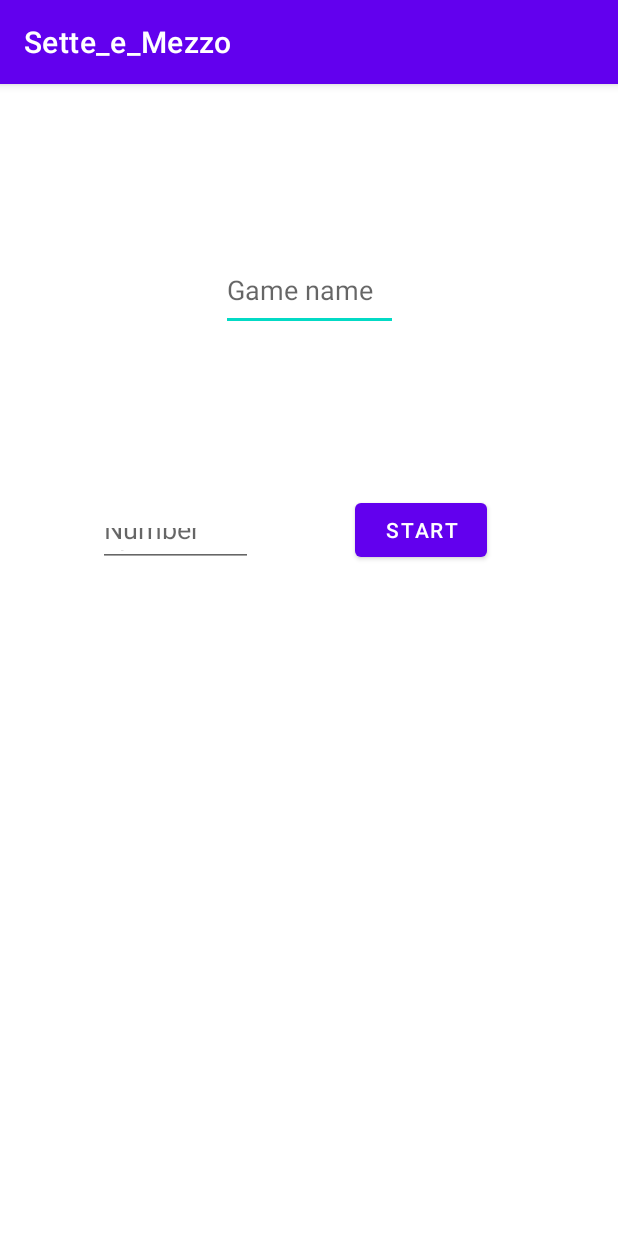
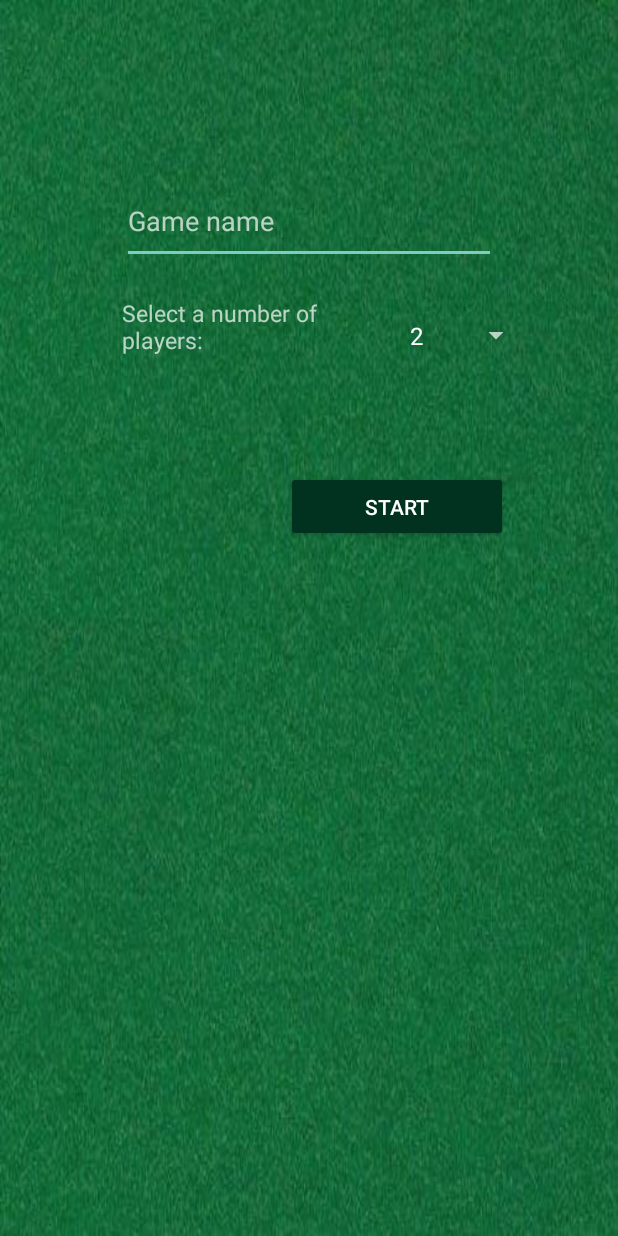
Before and after one commit to PasqualeRic/Sette-e-mezzo, an Android app: the SetGameActivity screen opened directly, with no data from a screen before it, on a phone screen of 412 x 824 dp. Run offline under Robolectric (Android 15) with nearby library versions, the phone set to English and light mode, and no system bars; libraries missing offline, so code that uses them is left out: io.socket.client; 1 statement that could not run was skipped.

Commit message:
stile gioco

```diff
--- a/app/src/main/AndroidManifest.xml
+++ b/app/src/main/AndroidManifest.xml
@@ -7,11 +7,11 @@
 
     <application
         android:allowBackup="true"
+        android:theme="@style/Theme.AppCompat.NoActionBar"
         android:icon="@mipmap/ic_launcher"
         android:label="@string/app_name"
         android:roundIcon="@mipmap/ic_launcher_round"
         android:supportsRtl="true"
-        android:theme="@style/Theme.Sette_e_Mezzo"
         android:usesCleartextTraffic="true">
         <activity
             android:name=".WaitRoomClient"
--- a/app/src/main/java/com/example/sette_e_mezzo/PlayerActivity.java
+++ b/app/src/main/java/com/example/sette_e_mezzo/PlayerActivity.java
@@ -8,6 +8,7 @@ import android.util.Log;
 import android.view.View;
 import android.widget.Button;
 import android.widget.EditText;
+import android.widget.Spinner;
 
 import org.json.JSONException;
 import org.json.JSONObject;
@@ -17,7 +18,8 @@ import io.socket.client.Ack;
 public class PlayerActivity extends AppCompatActivity {
     SocketClass socket = new SocketClass();
     Button btnJoin;
-    EditText n,player;
+    EditText player;
+    Spinner n;
     @Override
     protected void onCreate(Bundle savedInstanceState) {
         super.onCreate(savedInstanceState);
@@ -35,7 +37,7 @@ public class PlayerActivity extends AppCompatActivity {
             public void onClick(View view) {
                 JSONObject item = new JSONObject();
                 try {
-                    item.put("numberOfPlayers", n.getText().toString());
+                    item.put("numberOfPlayers", n.getSelectedItem().toString());
                     item.put("name", player.getText().toString());
                     socket.getSocket().emit("joinGame",item, (Ack) args ->{
 
--- a/app/src/main/java/com/example/sette_e_mezzo/SetGameActivity.java
+++ b/app/src/main/java/com/example/sette_e_mezzo/SetGameActivity.java
@@ -8,6 +8,7 @@ import android.util.Log;
 import android.view.View;
 import android.widget.Button;
 import android.widget.EditText;
+import android.widget.Spinner;
 
 import org.json.JSONException;
 import org.json.JSONObject;
@@ -17,7 +18,8 @@ import io.socket.client.Ack;
 public class SetGameActivity extends AppCompatActivity {
     SocketClass socket = new SocketClass();
     Button btnPlay;
-    EditText name, nPlayers;
+    EditText name;
+    Spinner nPlayers;
 
     public String id;
     @Override
@@ -43,7 +45,7 @@ public class SetGameActivity extends AppCompatActivity {
                 try {
                     item.put("id", id);
                     item.put("name", name.getText().toString());
-                    item.put("numberOfPlayers",nPlayers.getText().toString() );
+                    item.put("numberOfPlayers",nPlayers.getSelectedItem().toString());
                 } catch (JSONException e) {
                     e.printStackTrace();
                 }
--- a/app/src/main/res/layout/activity_set_game.xml
+++ b/app/src/main/res/layout/activity_set_game.xml
@@ -2,14 +2,15 @@
 <androidx.constraintlayout.widget.ConstraintLayout xmlns:android="http://schemas.android.com/apk/res/android"
     xmlns:app="http://schemas.android.com/apk/res-auto"
     xmlns:tools="http://schemas.android.com/tools"
+    android:background="@drawable/verde"
     android:layout_width="match_parent"
     android:layout_height="match_parent"
     tools:context=".SetGameActivity">
 
     <EditText
         android:id="@+id/gameName"
-        android:layout_width="118dp"
-        android:layout_height="54dp"
+        android:layout_width="249dp"
+        android:layout_height="57dp"
         android:hint="Game name"
         app:layout_constraintBottom_toBottomOf="parent"
         app:layout_constraintEnd_toEndOf="parent"
@@ -17,27 +18,42 @@
         app:layout_constraintTop_toTopOf="parent"
         app:layout_constraintVertical_bias="0.155" />
 
-    <EditText
+    <Spinner
         android:id="@+id/nPlayers"
-        android:layout_width="103dp"
-        android:layout_height="36dp"
-        android:hint="Number players"
+        android:layout_width="89dp"
+        android:layout_height="50dp"
+        android:entries="@array/players"
         app:layout_constraintBottom_toBottomOf="parent"
         app:layout_constraintEnd_toEndOf="parent"
-        app:layout_constraintHorizontal_bias="0.212"
+        app:layout_constraintHorizontal_bias="0.823"
         app:layout_constraintStart_toStartOf="parent"
         app:layout_constraintTop_toTopOf="parent"
-        app:layout_constraintVertical_bias="0.391" />
+        app:layout_constraintVertical_bias="0.257" />
 
     <Button
         android:id="@+id/button"
-        android:layout_width="wrap_content"
-        android:layout_height="wrap_content"
+        android:layout_width="148dp"
+        android:layout_height="47dp"
+        android:backgroundTint="@color/green"
         android:text="start"
         app:layout_constraintBottom_toBottomOf="parent"
         app:layout_constraintEnd_toEndOf="parent"
-        app:layout_constraintHorizontal_bias="0.731"
+        app:layout_constraintHorizontal_bias="0.722"
         app:layout_constraintStart_toStartOf="parent"
         app:layout_constraintTop_toTopOf="parent"
-        app:layout_constraintVertical_bias="0.38" />
+        app:layout_constraintVertical_bias="0.404" />
+
+    <TextView
+        android:id="@+id/textView2"
+        android:layout_width="145dp"
+        android:layout_height="60dp"
+        android:text="Select a number of players:"
+        android:textSize="15dp"
+        app:layout_constraintBottom_toBottomOf="parent"
+        app:layout_constraintEnd_toEndOf="parent"
+        app:layout_constraintHorizontal_bias="0.304"
+        app:layout_constraintStart_toStartOf="parent"
+        app:layout_constraintTop_toTopOf="parent"
+        app:layout_constraintVertical_bias="0.259" />
+
 </androidx.constraintlayout.widget.ConstraintLayout>
--- a/app/src/main/res/values/colors.xml
+++ b/app/src/main/res/values/colors.xml
@@ -1,6 +1,7 @@
 <?xml version="1.0" encoding="utf-8"?>
 <resources>
     <color name="purple_200">#FFBB86FC</color>
+    <color name="green">#013220</color>
     <color name="purple_500">#FF6200EE</color>
     <color name="purple_700">#FF3700B3</color>
     <color name="teal_200">#FF03DAC5</color>
--- a/app/src/main/res/values/strings.xml
+++ b/app/src/main/res/values/strings.xml
@@ -9,4 +9,9 @@
 
     <string name="hello_first_fragment">Hello first fragment</string>
     <string name="hello_second_fragment">Hello second fragment. Arg: %1$s</string>
+    <string-array name="players">
+        <item>2</item>
+        <item>3</item>
+        <item>4</item>
+    </string-array>
 </resources>
```
Also changed, not shown: app/src/main/java/com/example/sette_e_mezzo/MainActivity.java (+1 -12 lines), app/src/main/java/com/example/sette_e_mezzo/WaitActivity.java (+7 -2 lines), app/src/main/res/layout/activity_main.xml (+7 -26 lines), app/src/main/res/layout/activity_menu.xml (+7 -4 lines), app/src/main/res/layout/activity_player.xml (+27 -14 lines), app/src/main/res/layout/activity_wait.xml (+12 -1 lines), app/src/main/res/drawable/sfondo.jpg (added), app/src/main/res/drawable/verde.jpg (added).
